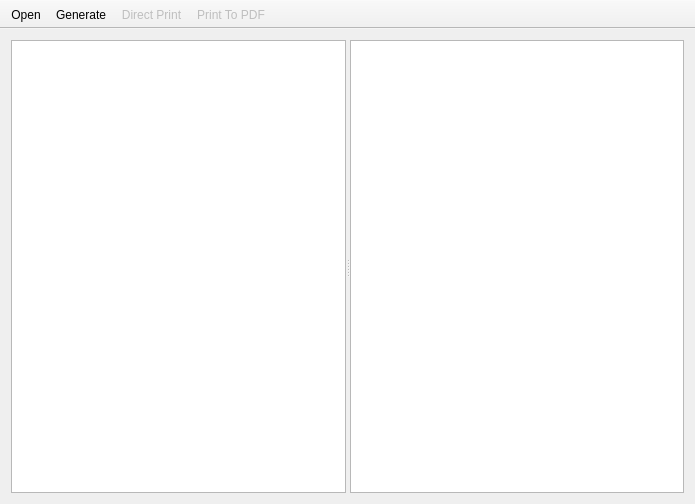
The window that MainWindow.ui (Denterosent/qtroad) describes before a commit, drawn with Qt 5.
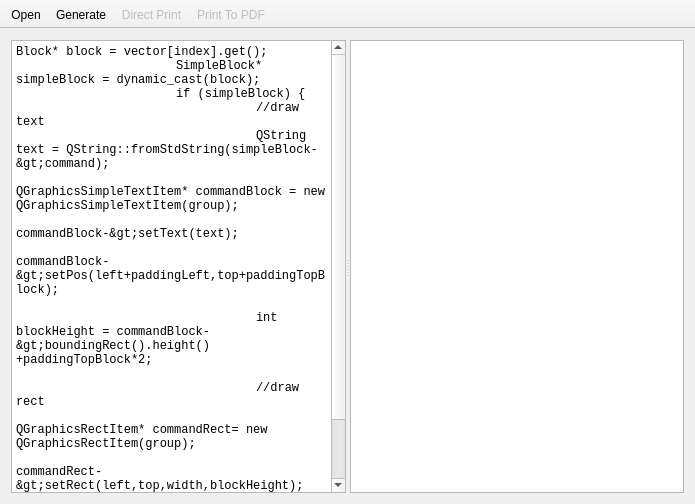
The same window after the commit.

Commit message: added standart text in textEdit

The edit to the form file:
```diff
--- a/MainWindow.ui
+++ b/MainWindow.ui
@@ -26,6 +26,25 @@
          <family>Monospace</family>
         </font>
        </property>
+       <property name="plainText">
+        <string>Block* block = vector[index].get();
+		SimpleBlock* simpleBlock = dynamic_cast&lt;SimpleBlock*&gt;(block);
+		if (simpleBlock) {
+			//draw text
+			QString text = QString::fromStdString(simpleBlock-&gt;command);
+			QGraphicsSimpleTextItem* commandBlock = new QGraphicsSimpleTextItem(group);
+			commandBlock-&gt;setText(text);
+			commandBlock-&gt;setPos(left+paddingLeft,top+paddingTopBlock);
+
+			int blockHeight = commandBlock-&gt;boundingRect().height()+paddingTopBlock*2;
+
+			//draw rect
+			QGraphicsRectItem* commandRect= new QGraphicsRectItem(group);
+			commandRect-&gt;setRect(left,top,width,blockHeight);
+
+			top += blockHeight;
+		}</string>
+       </property>
       </widget>
       <widget class="QGraphicsView" name="graphicsView"/>
      </widget>
```
